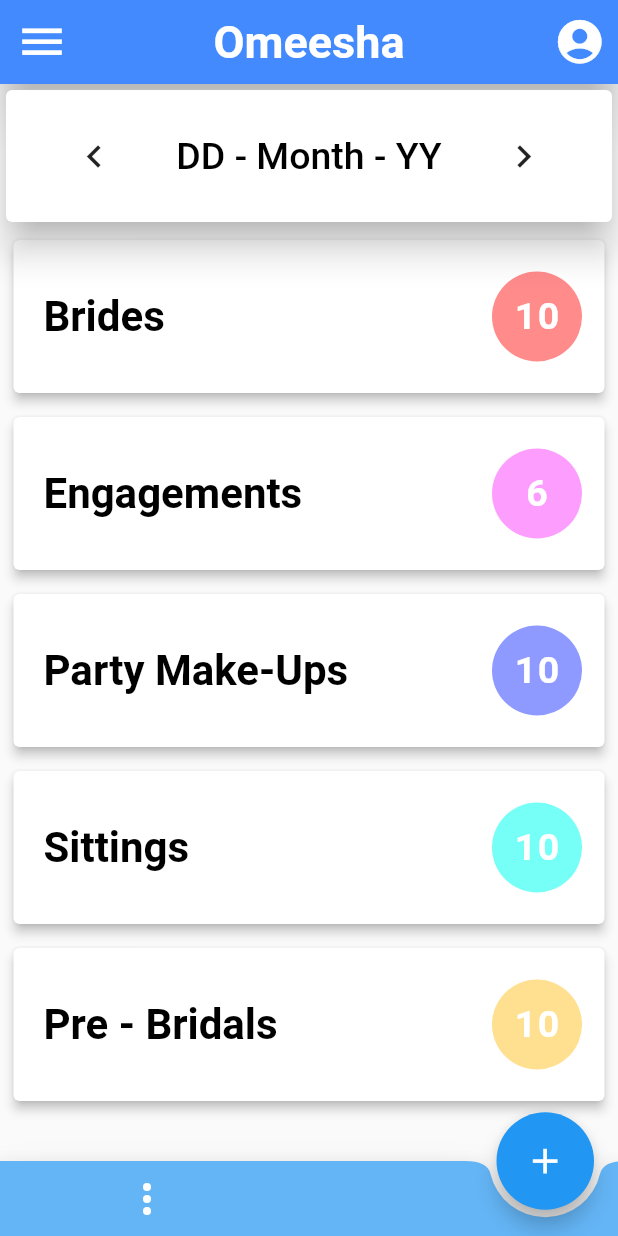
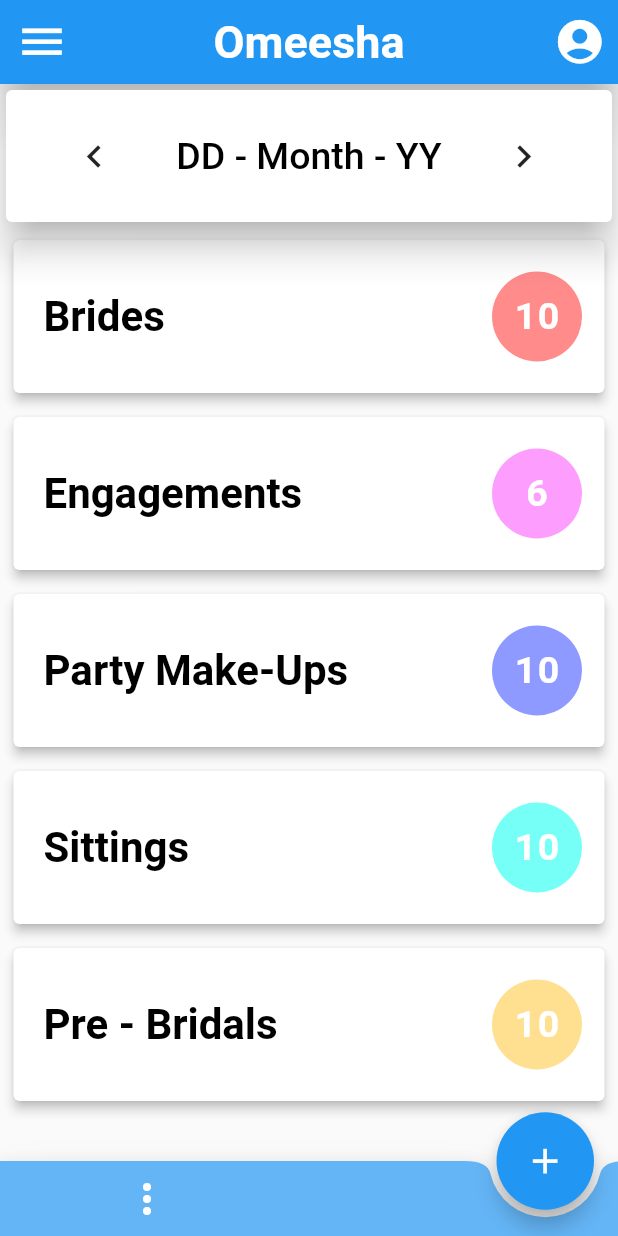
Before and after one commit to trehansangpriya/salon-app-omeesha, a Flutter app: the screen it shows after launch, on a phone screen of 412 x 824 dp. Run offline on Flutter 3.47's test engine with Material 2 defaults, Android fonts, the phone set to English and light mode, and no system bars.

Commit message:
test edit

```diff
--- a/lib/default.dart
+++ b/lib/default.dart
@@ -24,7 +24,7 @@ class _HomePageLayoutState extends State<HomePageLayout> {
             //App Bar
             AppBar(
               titleSpacing: 6,
-              backgroundColor: Colors.blueAccent,
+              backgroundColor: Colors.blue,
               centerTitle: true,
               title: Text(
                 'Omeesha',
```
